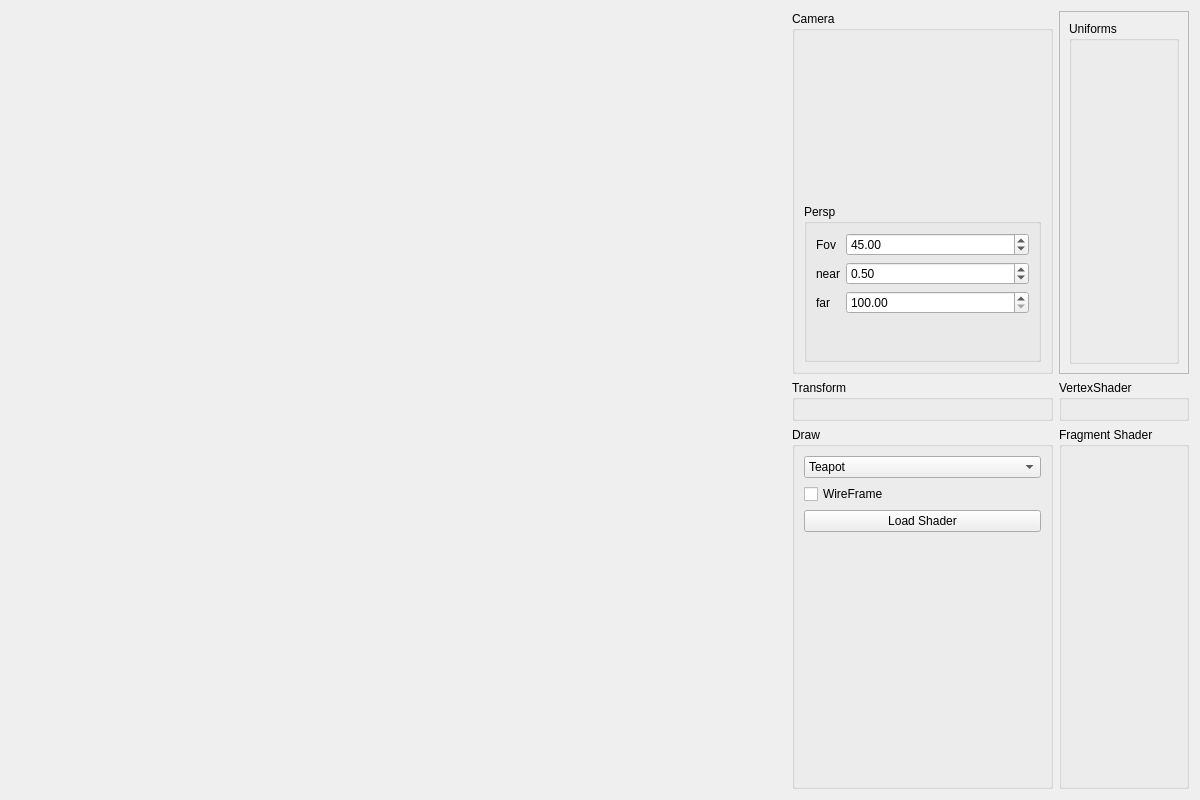
Before: the Qt Designer form ShadingModels/MainWindow.ui in NCCA/NCCA-py-nglExamples, drawn with Qt 5.
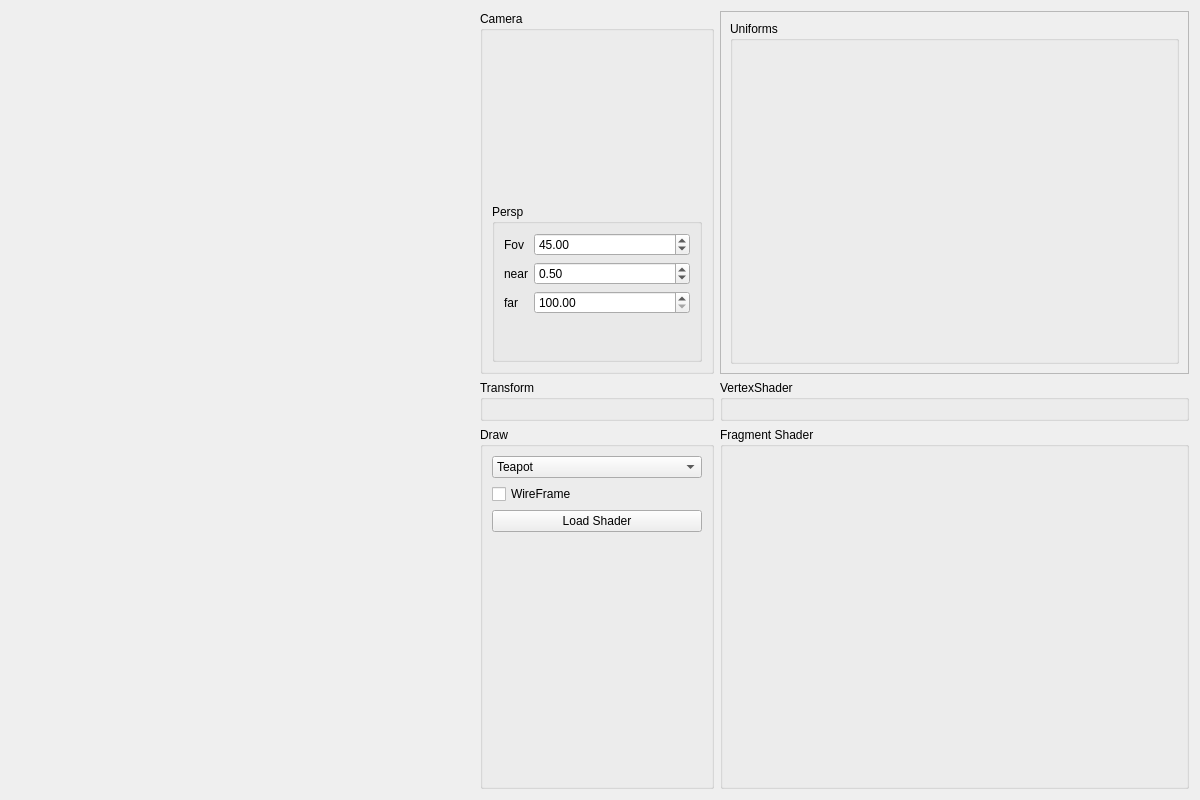
After: the same form once the commit is applied. Custom widgets are drawn as their Qt base class.

Diff of the .ui file:
```diff
--- a/ShadingModels/MainWindow.ui
+++ b/ShadingModels/MainWindow.ui
@@ -13,7 +13,7 @@
   <property name="windowTitle">
    <string>Shader Models</string>
   </property>
-  <layout class="QGridLayout" name="main_window_grid_layout" columnstretch="6,2,1">
+  <layout class="QGridLayout" name="main_window_grid_layout" columnstretch="2,1,2">
    <item row="3" column="1">
     <widget class="QGroupBox" name="transform_gb">
      <property name="title">
@@ -204,7 +204,7 @@
        <rect>
         <x>0</x>
         <y>0</y>
-        <width>125</width>
+        <width>456</width>
         <height>347</height>
        </rect>
       </property>
```
